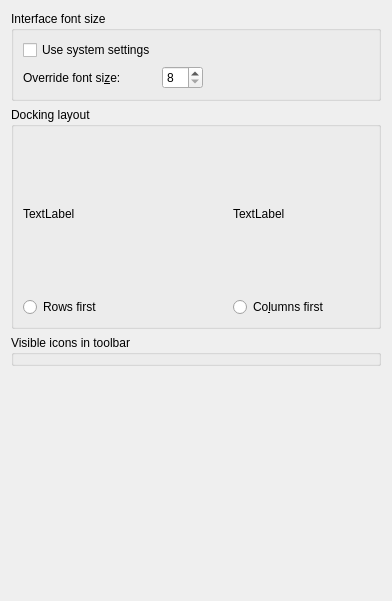
The window that src/plugins/coregui/guisettingspage.ui (victor-yacovlev/kumir2) describes before a commit, drawn with Qt 5.
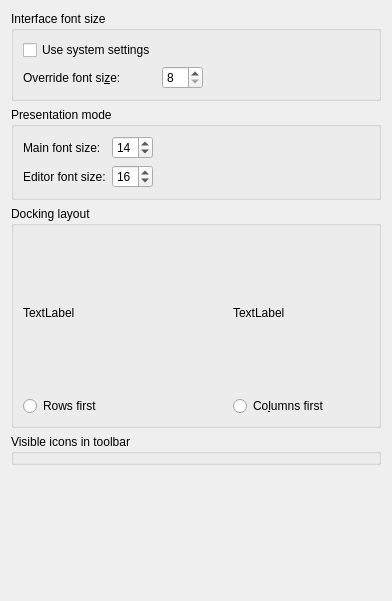
The same window after the commit.

Commit message: Implemented presentation mode like in IntelliJ IDEA

The edit to the form file:
```diff
--- a/src/plugins/coregui/guisettingspage.ui
+++ b/src/plugins/coregui/guisettingspage.ui
@@ -14,7 +14,7 @@
    <string>User Interface</string>
   </property>
   <layout class="QGridLayout" name="gridLayout">
-   <item row="1" column="0">
+   <item row="2" column="0">
     <widget class="QGroupBox" name="groupBox">
      <property name="title">
       <string>Docking layout</string>
@@ -66,7 +66,7 @@
      </layout>
     </widget>
    </item>
-   <item row="4" column="0">
+   <item row="5" column="0">
     <spacer name="verticalSpacer">
      <property name="orientation">
       <enum>Qt::Vertical</enum>
@@ -79,7 +79,7 @@
      </property>
     </spacer>
    </item>
-   <item row="2" column="0">
+   <item row="3" column="0">
     <widget class="QGroupBox" name="visibleIconsGrid">
      <property name="title">
       <string>Visible icons in toolbar</string>
@@ -140,6 +140,73 @@
      </layout>
     </widget>
    </item>
+   <item row="1" column="0">
+    <widget class="QGroupBox" name="groupBox_3">
+     <property name="title">
+      <string>Presentation mode</string>
+     </property>
+     <layout class="QFormLayout" name="formLayout_2">
+      <item row="0" column="0">
+       <widget class="QLabel" name="label_2">
+        <property name="sizePolicy">
+         <sizepolicy hsizetype="MinimumExpanding" vsizetype="Preferred">
+          <horstretch>0</horstretch>
+          <verstretch>0</verstretch>
+         </sizepolicy>
+        </property>
+        <property name="text">
+         <string>Main font size:</string>
+        </property>
+       </widget>
+      </item>
+      <item row="0" column="1">
+       <widget class="QSpinBox" name="presentationModeMainFontSize">
+        <property name="sizePolicy">
+         <sizepolicy hsizetype="Maximum" vsizetype="Fixed">
+          <horstretch>0</horstretch>
+          <verstretch>0</verstretch>
+         </sizepolicy>
+        </property>
+        <property name="minimum">
+         <number>8</number>
+        </property>
+        <property name="maximum">
+         <number>24</number>
+        </property>
+        <property name="value">
+         <number>14</number>
+        </property>
+       </widget>
+      </item>
+      <item row="1" column="0">
+       <widget class="QLabel" name="label_3">
+        <property name="text">
+         <string>Editor font size:</string>
+        </property>
+       </widget>
+      </item>
+      <item row="1" column="1">
+       <widget class="QSpinBox" name="presentationModeEditorFontSize">
+        <property name="sizePolicy">
+         <sizepolicy hsizetype="Maximum" vsizetype="Fixed">
+          <horstretch>0</horstretch>
+          <verstretch>0</verstretch>
+         </sizepolicy>
+        </property>
+        <property name="minimum">
+         <number>8</number>
+        </property>
+        <property name="maximum">
+         <number>24</number>
+        </property>
+        <property name="value">
+         <number>16</number>
+        </property>
+       </widget>
+      </item>
+     </layout>
+    </widget>
+   </item>
   </layout>
  </widget>
  <resources/>
```
The commit also changes 10 other files.
